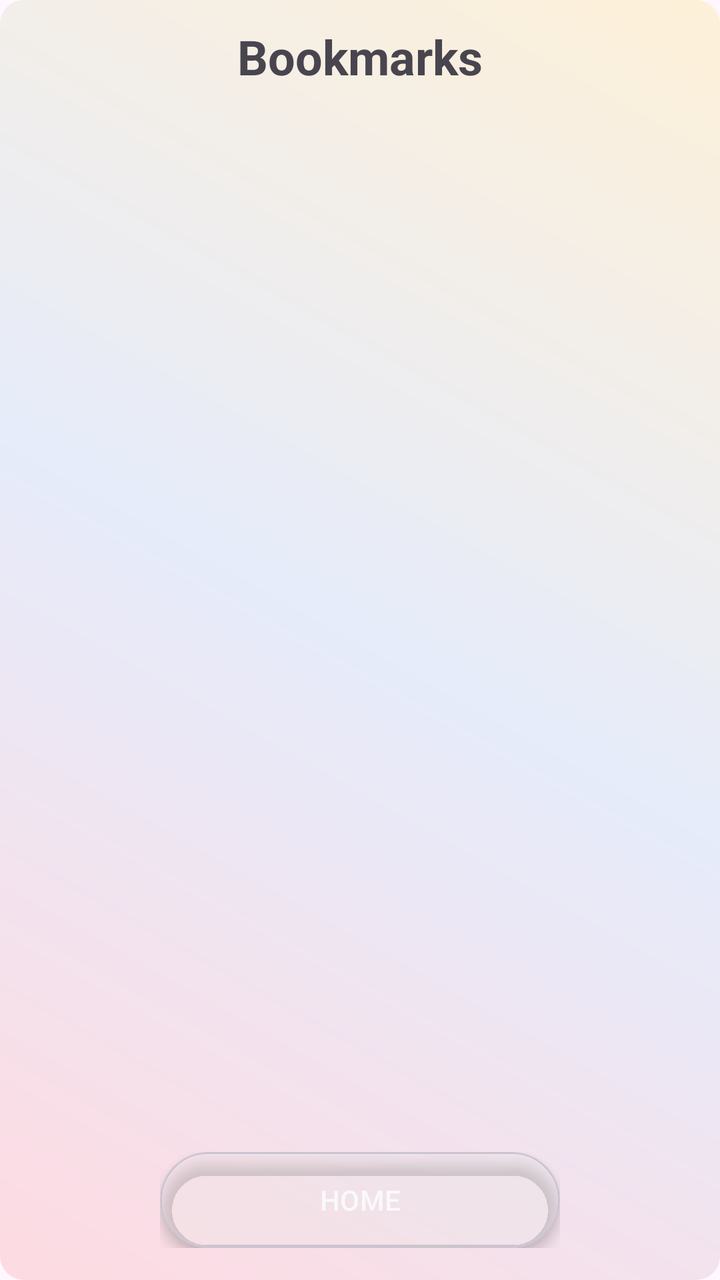
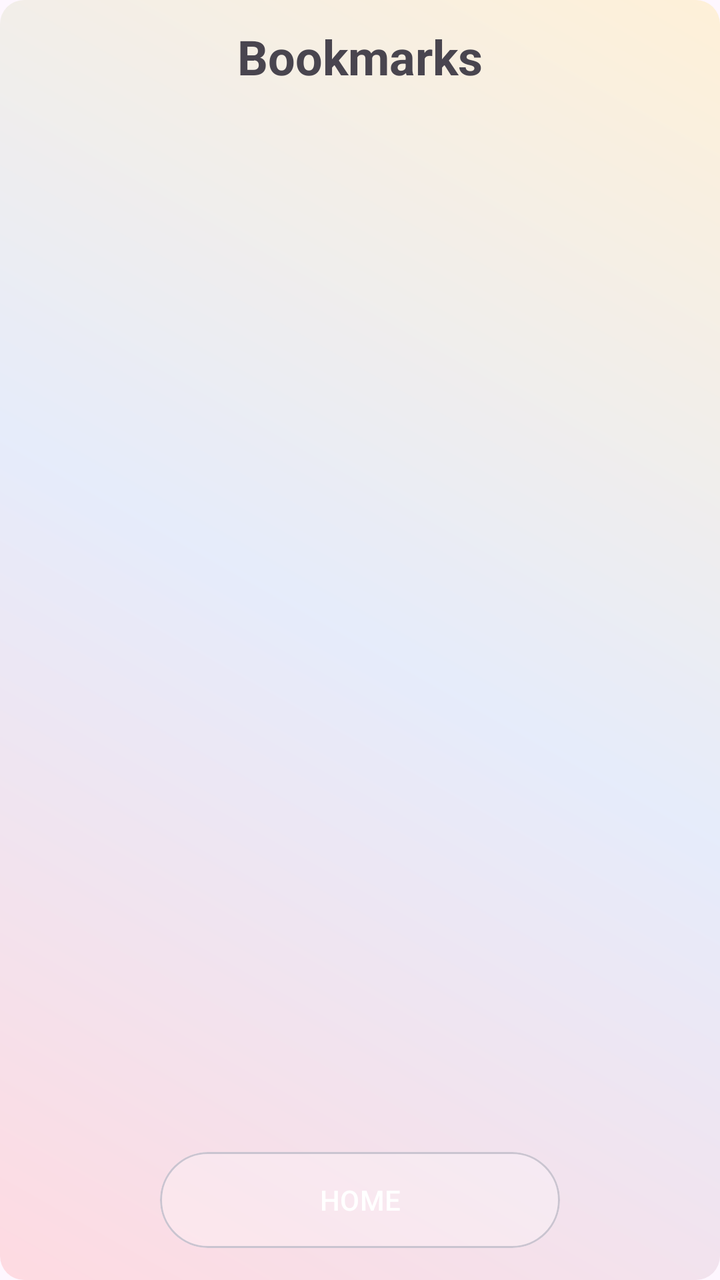

Two renders of the same Android screen: before a commit and after it. Below are the layout's source before the change and the commit's diff.
<!-- AndroidManifest.xml: application theme Theme.MangaV5 -->
<!-- res/layout/activity_bookmarks_page.xml -->
<?xml version="1.0" encoding="utf-8"?>
<androidx.constraintlayout.widget.ConstraintLayout
    xmlns:android="http://schemas.android.com/apk/res/android"
    xmlns:app="http://schemas.android.com/apk/res-auto"
    android:layout_width="match_parent"
    android:layout_height="match_parent"
    android:background="@drawable/bg_gradient"
    android:fitsSystemWindows="true">

    
    <TextView
        android:id="@+id/tv_page_title"
        android:layout_width="wrap_content"
        android:layout_height="wrap_content"
        android:text="Bookmarks"
        android:textSize="24sp"
        android:textStyle="bold"
        android:gravity="center"
        android:padding="12dp"
        app:layout_constraintTop_toTopOf="parent"
        app:layout_constraintStart_toStartOf="parent"
        app:layout_constraintEnd_toEndOf="parent" />

    
    <androidx.recyclerview.widget.RecyclerView
        android:id="@+id/recycler_bookmarks"
        android:layout_width="0dp"
        android:layout_height="0dp"
        android:padding="8dp"
        android:clipToPadding="false"
        app:layout_constraintTop_toBottomOf="@id/tv_page_title"
        app:layout_constraintBottom_toTopOf="@id/homeButtonCard"
        app:layout_constraintStart_toStartOf="parent"
        app:layout_constraintEnd_toEndOf="parent" />

    
    <TextView
        android:id="@+id/tv_empty"
        android:layout_width="wrap_content"
        android:layout_height="wrap_content"
        android:text="No bookmarks yet"
        android:textSize="18sp"
        android:textColor="@android:color/darker_gray"
        android:visibility="gone"
        android:gravity="center"
        app:layout_constraintTop_toBottomOf="@id/tv_page_title"
        app:layout_constraintBottom_toTopOf="@id/homeButtonCard"
        app:layout_constraintStart_toStartOf="parent"
        app:layout_constraintEnd_toEndOf="parent" />

    
    <FrameLayout
        android:id="@+id/homeButtonCard"
        android:layout_width="200dp"
        android:layout_height="48dp"
        app:layout_constraintBottom_toBottomOf="parent"
        app:layout_constraintStart_toStartOf="parent"
        app:layout_constraintEnd_toEndOf="parent"
        android:layout_marginBottom="16dp"
        android:clipChildren="false"
        android:clipToPadding="false">

        
        <com.google.android.material.card.MaterialCardView
            android:layout_width="match_parent"
            android:layout_height="match_parent"
            app:cardCornerRadius="24dp"
            app:cardElevation="4dp"
            app:cardBackgroundColor="@android:color/transparent"
            android:clipChildren="false"
            android:clipToPadding="false">

            <View
                android:id="@+id/bookmarkBlurBackground"
                android:layout_width="match_parent"
                android:layout_height="match_parent"
                android:background="@drawable/glass_bg" />
        </com.google.android.material.card.MaterialCardView>

        
        <Button
            android:id="@+id/btn_home"
            android:layout_width="match_parent"
            android:layout_height="match_parent"
            android:background="@android:color/transparent"
            android:gravity="center"
            android:text="HOME"
            android:textColor="@android:color/white"
            android:textSize="14sp"
            android:textAllCaps="false" />
    </FrameLayout>

</androidx.constraintlayout.widget.ConstraintLayout>
<!-- resources referenced by this layout -->
<resources>
  <!-- drawable bg_gradient (drawable) -->
  <shape xmlns:android="http://schemas.android.com/apk/res/android"
      android:shape="rectangle">
  
      <gradient
          android:startColor="#33FF6B6B"
          android:centerColor="#3385C1E9"
          android:endColor="#33FFD93D"
          android:angle="45"
          android:type="linear"/>
  
      <corners android:radius="12dp"/>
  </shape>
  <!-- drawable glass_bg (drawable) -->
  <layer-list xmlns:android="http://schemas.android.com/apk/res/android">
  
      
      <item>
          <shape android:shape="rectangle">
              <solid android:color="@android:color/transparent"/>
              <corners android:radius="50dp"/>
              <stroke
                  android:width="1dp"
                  android:color="#80FFFFFF"/>
          </shape>
      </item>
  
      
      <item android:left="0dp" android:top="0dp" android:right="0dp" android:bottom="0dp">
          <shape android:shape="rectangle">
              <solid android:color="#40FFFFFF"/>
              <corners android:radius="50dp"/>
          </shape>
      </item>
  
  </layer-list>
  <style name="Theme.MangaV5" parent="Theme.MaterialComponents.DayNight.DarkActionBar">
          
          <item name="colorPrimary">@color/purple_500</item>
          <item name="colorPrimaryVariant">@color/purple_700</item>
          <item name="colorOnPrimary">@color/white</item>
          
          <item name="colorSecondary">@color/teal_200</item>
          <item name="colorSecondaryVariant">@color/teal_700</item>
          <item name="colorOnSecondary">@color/black</item>
          
          <item name="android:statusBarColor">?attr/colorPrimaryVariant</item>
          
      </style>
  <color name="purple_500">#FF6200EE</color>
  <color name="purple_700">#FF3700B3</color>
  <color name="white">#FFFFFFFF</color>
  <color name="teal_200">#FF03DAC5</color>
  <color name="teal_700">#FF018786</color>
  <color name="black">#FF000000</color>
</resources>

<!-- the commit's change to res/layout/activity_bookmarks_page.xml (unified diff, before → after) -->
@@ -64,8 +64,7 @@
         <com.google.android.material.card.MaterialCardView
             android:layout_width="match_parent"
             android:layout_height="match_parent"
-            app:cardCornerRadius="24dp"
-            app:cardElevation="4dp"
+            app:cardCornerRadius="28dp"
             app:cardBackgroundColor="@android:color/transparent"
             android:clipChildren="false"
             android:clipToPadding="false">
